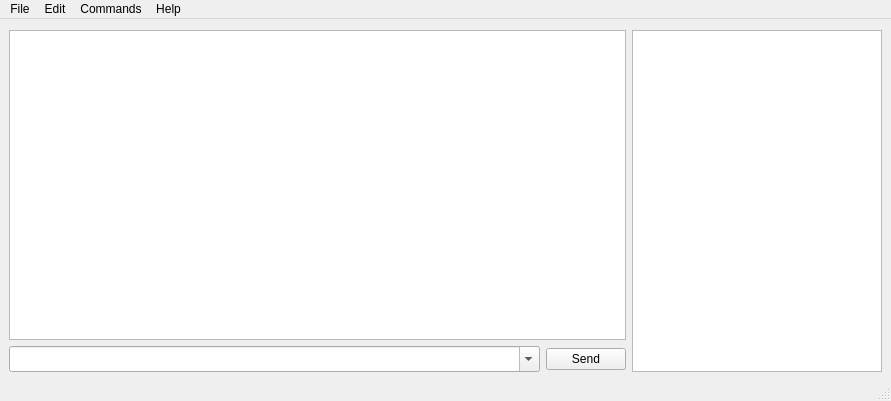
Before: the Qt Designer form commandwindow.ui in M-itch/rcon-q3, drawn with Qt 5.
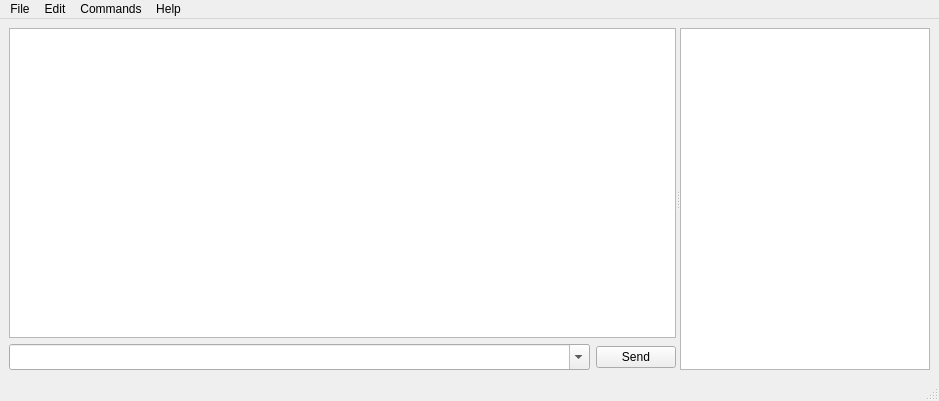
After: the same form once the commit is applied. Icons and pictures are not drawn.

Commit message: Added splitter to resize the command widget and player list.

Patch:
```diff
--- a/commandwindow.ui
+++ b/commandwindow.ui
@@ -6,7 +6,7 @@
    <rect>
     <x>0</x>
     <y>0</y>
-    <width>891</width>
+    <width>939</width>
     <height>401</height>
    </rect>
   </property>
@@ -18,19 +18,43 @@
     <normaloff>:/resources/codlogo.ico</normaloff>:/resources/codlogo.ico</iconset>
   </property>
   <widget class="QWidget" name="centralwidget">
+   <layout class="QGridLayout" name="gridLayout_2">
+    <item row="0" column="0">
+     <widget class="QSplitter" name="splitter">
+      <property name="orientation">
+       <enum>Qt::Horizontal</enum>
+      </property>
+      <property name="childrenCollapsible">
+       <bool>false</bool>
+      </property>
+      <widget class="QWidget" name="commandWidget" native="true">
+       <property name="sizePolicy">
+        <sizepolicy hsizetype="Expanding" vsizetype="Expanding">
+         <horstretch>0</horstretch>
+         <verstretch>0</verstretch>
+        </sizepolicy>
+       </property>
    <layout class="QGridLayout" name="gridLayout">
+        <property name="leftMargin">
+         <number>0</number>
+        </property>
     <property name="topMargin">
-     <number>11</number>
+         <number>0</number>
+        </property>
+        <property name="rightMargin">
+         <number>0</number>
     </property>
     <property name="bottomMargin">
-     <number>7</number>
+         <number>0</number>
     </property>
     <item row="0" column="0">
-     <layout class="QHBoxLayout" name="mainLayout">
-      <item>
-       <layout class="QVBoxLayout" name="commandLayout">
-        <item>
          <widget class="QTextEdit" name="commandOutput">
+          <property name="minimumSize">
+           <size>
+            <width>150</width>
+            <height>0</height>
+           </size>
+          </property>
           <property name="font">
            <font>
             <family>Courier New</family>
@@ -44,7 +68,7 @@
           </property>
          </widget>
         </item>
-        <item>
+        <item row="1" column="0">
          <layout class="QHBoxLayout" name="commandInputLayout">
           <item>
            <widget class="QComboBox" name="commandBox">
@@ -75,11 +99,10 @@
          </layout>
         </item>
        </layout>
-      </item>
-      <item>
+      </widget>
        <widget class="QTableView" name="playerTableView">
         <property name="sizePolicy">
-         <sizepolicy hsizetype="Fixed" vsizetype="Expanding">
+        <sizepolicy hsizetype="Minimum" vsizetype="Expanding">
           <horstretch>0</horstretch>
           <verstretch>0</verstretch>
          </sizepolicy>
@@ -90,12 +113,6 @@
           <height>0</height>
          </size>
         </property>
-        <property name="maximumSize">
-         <size>
-          <width>250</width>
-          <height>16777215</height>
-         </size>
-        </property>
         <property name="horizontalScrollBarPolicy">
          <enum>Qt::ScrollBarAsNeeded</enum>
         </property>
@@ -121,8 +138,7 @@
          <bool>false</bool>
         </attribute>
        </widget>
-      </item>
-     </layout>
+     </widget>
     </item>
    </layout>
   </widget>
@@ -131,7 +147,7 @@
     <rect>
      <x>0</x>
      <y>0</y>
-     <width>891</width>
+     <width>939</width>
      <height>26</height>
     </rect>
    </property>
```
Lines whose indentation alone changed are shown as unchanged. The commit also changes 2 other files.
